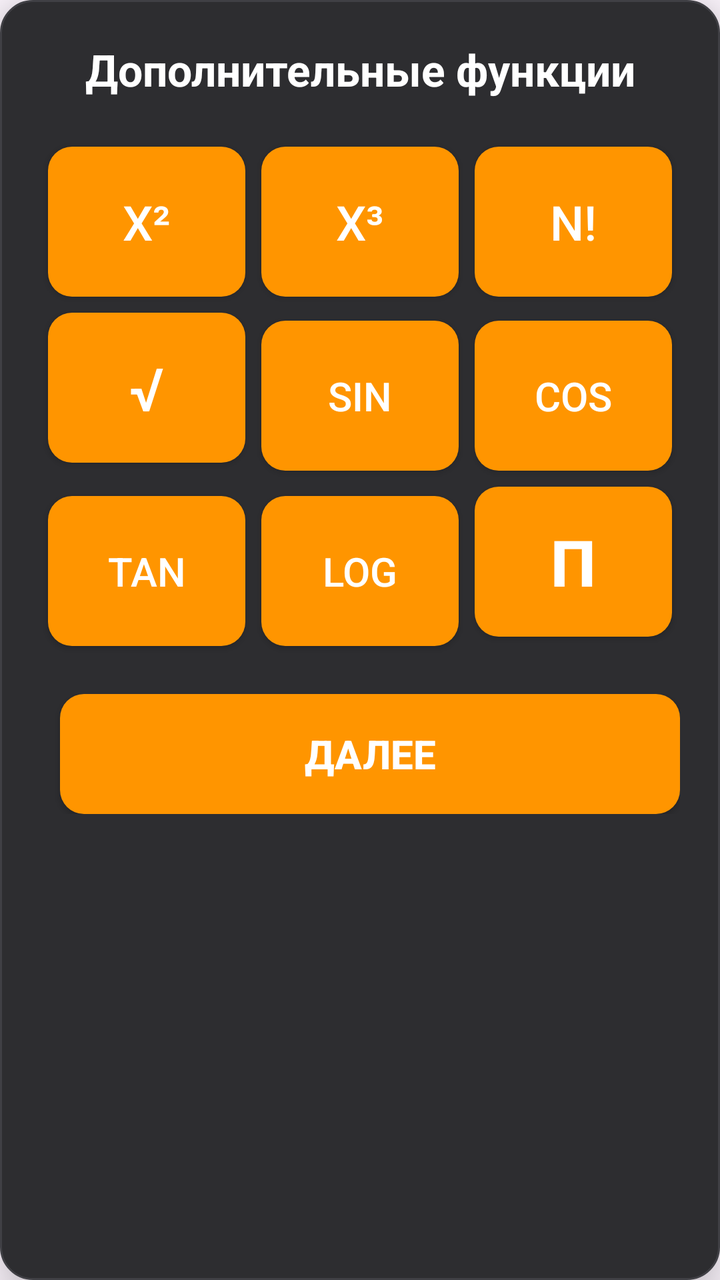
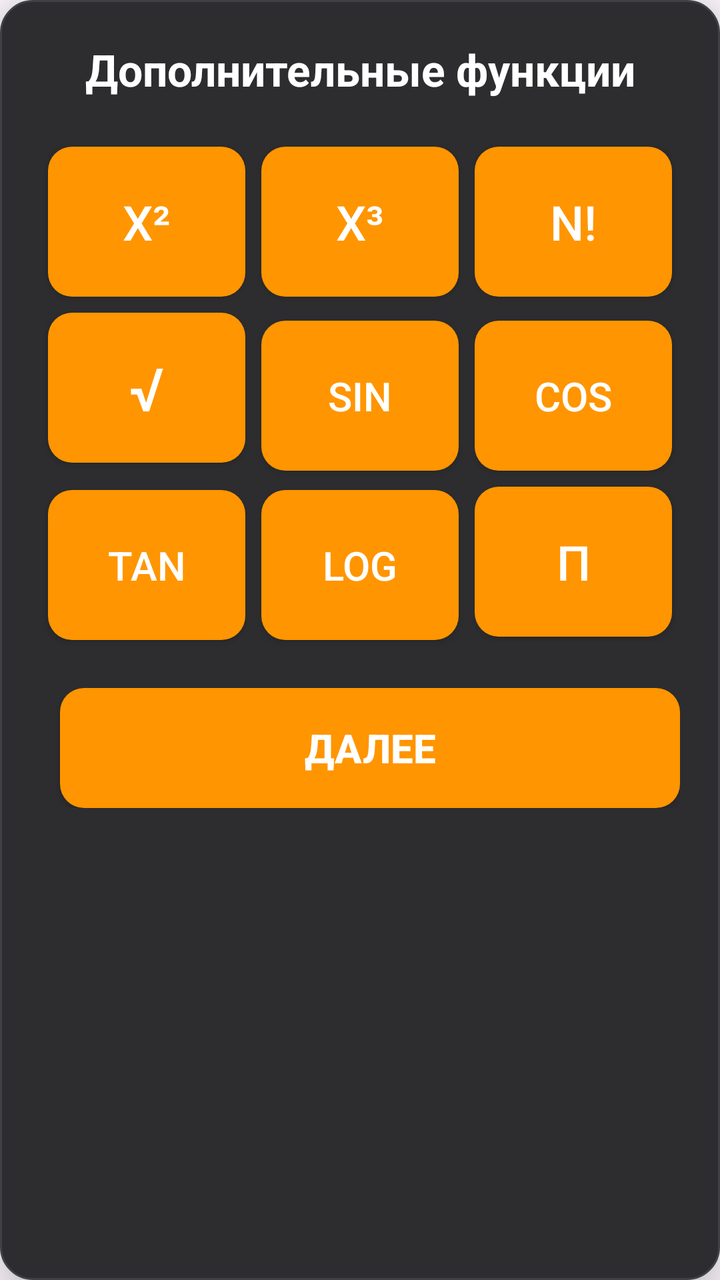

Before-and-after screenshots of an Android layout around one commit, followed by the original layout XML and the change that was made.
<!-- AndroidManifest.xml: application theme Theme.Calculator -->
<!-- res/layout/popup_advanced_functions.xml -->
<?xml version="1.0" encoding="utf-8"?>
<LinearLayout xmlns:android="http://schemas.android.com/apk/res/android"
    xmlns:app="http://schemas.android.com/apk/res-auto"
    android:layout_width="550dp"
    android:layout_height="wrap_content"
    android:orientation="vertical"
    android:background="@drawable/popup_bg"
    android:padding="20dp"
    android:elevation="16dp">

    
    <TextView
        android:layout_width="match_parent"
        android:layout_height="wrap_content"
        android:text="Дополнительные функции"
        android:textColor="#FFFFFF"
        android:textSize="22sp"
        android:textStyle="bold"
        android:gravity="center"
        android:layout_marginBottom="20dp" />

    
    <GridLayout
        android:id="@+id/page1"
        android:layout_width="match_parent"
        android:layout_height="wrap_content"
        android:columnCount="3"
        android:rowCount="3"
        android:useDefaultMargins="true">

        <Button android:id="@+id/popupX2" android:background="@drawable/popup_button_bg" app:backgroundTint="@null" android:textColor="#FFFFFF" android:textSize="24sp" android:layout_width="0dp" android:layout_height="75dp" android:layout_columnWeight="1" android:text="x²" />
        <Button android:id="@+id/popupX3" android:background="@drawable/popup_button_bg" app:backgroundTint="@null" android:textColor="#FFFFFF" android:textSize="24sp" android:layout_width="0dp" android:layout_height="75dp" android:layout_columnWeight="1" android:text="x³" />
        <Button android:id="@+id/popupFact" android:background="@drawable/popup_button_bg" app:backgroundTint="@null" android:textColor="#FFFFFF" android:textSize="24sp" android:layout_width="0dp" android:layout_height="75dp" android:layout_columnWeight="1" android:text="n!" />

        <Button android:id="@+id/popupSqrt" android:background="@drawable/popup_button_bg" app:backgroundTint="@null" android:textColor="#FFFFFF" android:textSize="30sp" android:layout_width="0dp" android:layout_height="75dp" android:layout_columnWeight="1" android:text="√" />
        <Button android:id="@+id/popupSin" android:background="@drawable/popup_button_bg" app:backgroundTint="@null" android:textColor="#FFFFFF" android:textSize="20sp" android:layout_width="0dp" android:layout_height="75dp" android:layout_columnWeight="1" android:text="sin" />
        <Button android:id="@+id/popupCos" android:background="@drawable/popup_button_bg" app:backgroundTint="@null" android:textColor="#FFFFFF" android:textSize="20sp" android:layout_width="0dp" android:layout_height="75dp" android:layout_columnWeight="1" android:text="cos" />

        <Button android:id="@+id/popupTan" android:background="@drawable/popup_button_bg" app:backgroundTint="@null" android:textColor="#FFFFFF" android:textSize="20sp" android:layout_width="0dp" android:layout_height="75dp" android:layout_columnWeight="1" android:text="tan" />
        <Button android:id="@+id/popupLog" android:background="@drawable/popup_button_bg" app:backgroundTint="@null" android:textColor="#FFFFFF" android:textSize="20sp" android:layout_width="0dp" android:layout_height="75dp" android:layout_columnWeight="1" android:text="log" />
        <Button android:id="@+id/popupPi" android:background="@drawable/popup_button_bg" app:backgroundTint="@null" android:textColor="#FFFFFF" android:textSize="32sp" android:layout_width="0dp" android:layout_height="75dp" android:layout_columnWeight="1" android:text="π" android:textStyle="bold" />
    </GridLayout>

    
    <GridLayout
        android:id="@+id/page2"
        android:layout_width="match_parent"
        android:layout_height="wrap_content"
        android:columnCount="3"
        android:rowCount="3"
        android:useDefaultMargins="true"
        android:visibility="gone">

        <Button android:id="@+id/popupAsin" android:background="@drawable/popup_button_bg" app:backgroundTint="@null" android:textColor="#FFFFFF" android:textSize="20sp" android:layout_width="0dp" android:layout_height="75dp" android:layout_columnWeight="1" android:text="arcsin" />
        <Button android:id="@+id/popupAcos" android:background="@drawable/popup_button_bg" app:backgroundTint="@null" android:textColor="#FFFFFF" android:textSize="20sp" android:layout_width="0dp" android:layout_height="75dp" android:layout_columnWeight="1" android:text="arccos" />
        <Button android:id="@+id/popupAtan" android:background="@drawable/popup_button_bg" app:backgroundTint="@null" android:textColor="#FFFFFF" android:textSize="20sp" android:layout_width="0dp" android:layout_height="75dp" android:layout_columnWeight="1" android:text="arctan" />

        <Button android:id="@+id/popupSinh" android:background="@drawable/popup_button_bg" app:backgroundTint="@null" android:textColor="#FFFFFF" android:textSize="22sp" android:layout_width="0dp" android:layout_height="75dp" android:layout_columnWeight="1" android:text="sh" />
        <Button android:id="@+id/popupCosh" android:background="@drawable/popup_button_bg" app:backgroundTint="@null" android:textColor="#FFFFFF" android:textSize="22sp" android:layout_width="0dp" android:layout_height="75dp" android:layout_columnWeight="1" android:text="ch" />
        <Button android:id="@+id/popupTanh" android:background="@drawable/popup_button_bg" app:backgroundTint="@null" android:textColor="#FFFFFF" android:textSize="22sp" android:layout_width="0dp" android:layout_height="75dp" android:layout_columnWeight="1" android:text="th" />

        <Button android:id="@+id/popupAbs" android:background="@drawable/popup_button_bg" app:backgroundTint="@null" android:textColor="#FFFFFF" android:textSize="24sp" android:layout_width="0dp" android:layout_height="75dp" android:layout_columnWeight="1" android:text="|x|" />
        <Button android:id="@+id/popupEx" android:background="@drawable/popup_button_bg" app:backgroundTint="@null" android:textColor="#FFFFFF" android:textSize="22sp" android:layout_width="0dp" android:layout_height="75dp" android:layout_columnWeight="1" android:text="eˣ" />
        <Button android:id="@+id/popupE" android:background="@drawable/popup_button_bg" app:backgroundTint="@null" android:textColor="#FFFFFF" android:textSize="28sp" android:layout_width="0dp" android:layout_height="75dp" android:layout_columnWeight="1" android:text="e" />
    </GridLayout>

    
    <LinearLayout
        android:layout_width="match_parent"
        android:layout_height="wrap_content"
        android:orientation="horizontal"
        android:layout_marginTop="20dp">

        <Button
            android:id="@+id/btnPrevPage"
            android:background="@drawable/popup_button_bg"
            app:backgroundTint="@null"
            android:text="Назад"
            android:textColor="#FFFFFF"
            android:textSize="20sp"
            android:layout_width="0dp"
            android:layout_height="60dp"
            android:layout_weight="1"
            android:layout_marginEnd="10dp"
            android:visibility="gone" />

        <Button
            android:id="@+id/btnNextPage"
            android:background="@drawable/popup_button_bg"
            app:backgroundTint="@null"
            android:text="Далее"
            android:textColor="#FFFFFF"
            android:textStyle="bold"
            android:textSize="20sp"
            android:layout_width="0dp"
            android:layout_height="60dp"
            android:layout_weight="1"
            android:layout_marginStart="10dp" />
    </LinearLayout>

</LinearLayout>
<!-- resources referenced by this layout -->
<resources>
  <!-- drawable popup_bg (drawable) -->
  <?xml version="1.0" encoding="utf-8"?>
  <shape xmlns:android="http://schemas.android.com/apk/res/android"
      android:shape="rectangle">
      
      <solid android:color="#2D2D30" />
      
      <corners android:radius="16dp" />
      
      <stroke
          android:width="1dp"
          android:color="#404045" />
  </shape>
  <!-- drawable popup_button_bg (drawable) -->
  <?xml version="1.0" encoding="utf-8"?>
  <ripple xmlns:android="http://schemas.android.com/apk/res/android"
      android:color="#40000000">
      <item>
          <shape android:shape="rectangle">
              <solid android:color="#FF9500" />
              
              <corners android:radius="12dp" />
          </shape>
      </item>
  </ripple>
  <style name="Theme.Calculator" parent="Base.Theme.Calculator" />
  <style name="Base.Theme.Calculator" parent="Theme.Material3.DayNight.NoActionBar">
          
          
      </style>
</resources>

<!-- the commit's change to res/layout/popup_advanced_functions.xml (unified diff, before → after) -->
@@ -38,7 +38,7 @@
 
         <Button android:id="@+id/popupTan" android:background="@drawable/popup_button_bg" app:backgroundTint="@null" android:textColor="#FFFFFF" android:textSize="20sp" android:layout_width="0dp" android:layout_height="75dp" android:layout_columnWeight="1" android:text="tan" />
         <Button android:id="@+id/popupLog" android:background="@drawable/popup_button_bg" app:backgroundTint="@null" android:textColor="#FFFFFF" android:textSize="20sp" android:layout_width="0dp" android:layout_height="75dp" android:layout_columnWeight="1" android:text="log" />
-        <Button android:id="@+id/popupPi" android:background="@drawable/popup_button_bg" app:backgroundTint="@null" android:textColor="#FFFFFF" android:textSize="32sp" android:layout_width="0dp" android:layout_height="75dp" android:layout_columnWeight="1" android:text="π" android:textStyle="bold" />
+        <Button android:id="@+id/popupPi" android:background="@drawable/popup_button_bg" app:backgroundTint="@null" android:textColor="#FFFFFF" android:textSize="24sp" android:layout_width="0dp" android:layout_height="75dp" android:layout_columnWeight="1" android:text="π" />
     </GridLayout>
 
     
